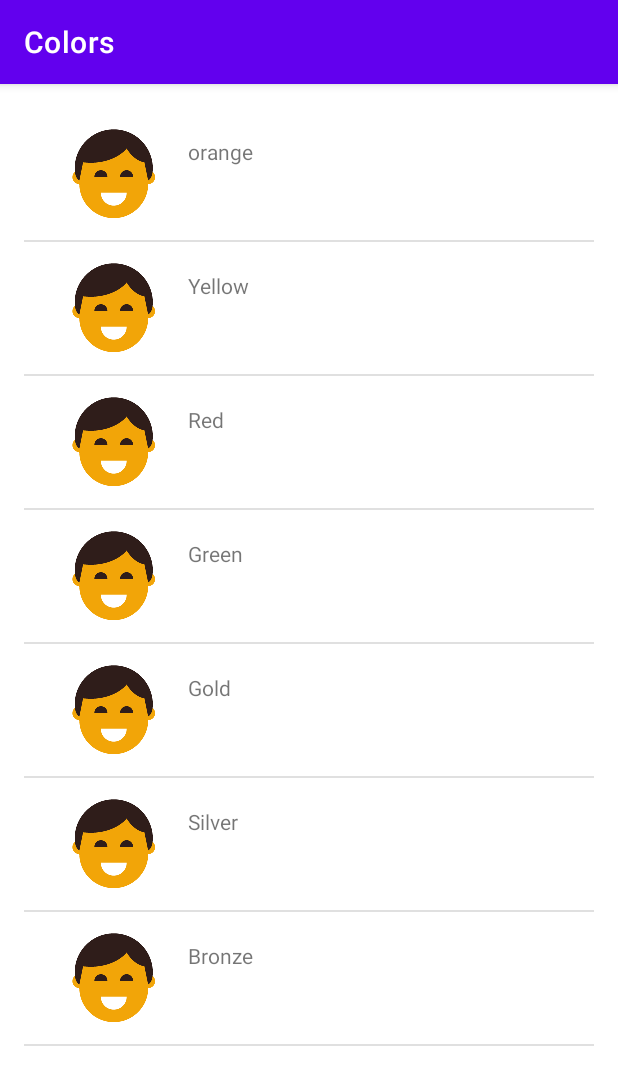
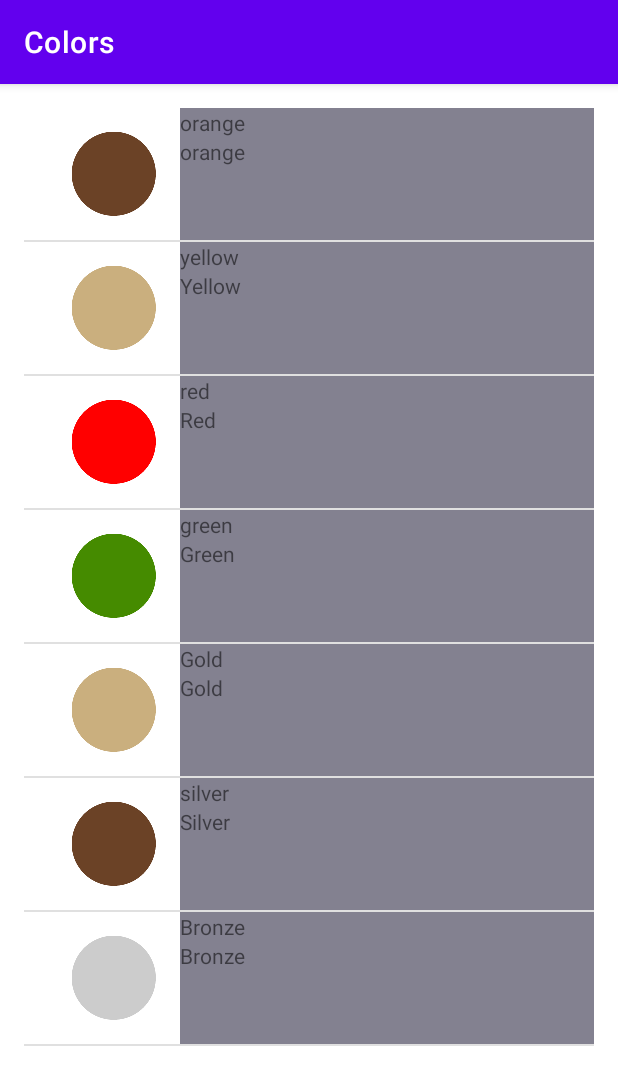
Before and after one commit to rabi04/Miwok-App, an Android app: the ColorsActivity screen opened directly, with no data from a screen before it, on a phone screen of 412 x 824 dp. Shown: the top 1085 px of the screen. Run offline under Robolectric (Android 15) with nearby library versions, the phone set to English and light mode, and no system bars.

Commit message:
Added color for each Activity layout and inserted dummy data to it.

```diff
--- a/app/src/main/java/com/example/miwokapp/ColorsActivity.java
+++ b/app/src/main/java/com/example/miwokapp/ColorsActivity.java
@@ -14,16 +14,16 @@ public class ColorsActivity extends AppCompatActivity {
     protected void onCreate(Bundle savedInstanceState) {
         super.onCreate(savedInstanceState);
         setContentView(R.layout.activity_colors);
-        ArrayList<Color> colorList = new ArrayList<Color>();
-        colorList.add(new Color("orange"));
-        colorList.add(new Color("Yellow"));
-        colorList.add(new Color("Red"));
-        colorList.add(new Color("Green"));
-        colorList.add(new Color("Gold"));
-        colorList.add(new Color("Silver"));
-        colorList.add(new Color("Bronze"));
+        ArrayList<Word> colorList = new ArrayList<Word>();
+        colorList.add(new Word("orange","orange",R.drawable.color_brown));
+        colorList.add(new Word("Yellow","yellow",R.drawable.color_dusty_yellow));
+        colorList.add(new Word("Red","red",R.drawable.color_red));
+        colorList.add(new Word("Green","green",R.drawable.color_green));
+        colorList.add(new Word("Gold","Gold",R.drawable.color_dusty_yellow));
+        colorList.add(new Word("Silver","silver",R.drawable.color_brown));
+        colorList.add(new Word("Bronze","Bronze",R.drawable.color_gray));
 
-        ColorAdapter colorListItem = new ColorAdapter(this,R.layout.list_item,colorList);
+        WordAdapter colorListItem = new WordAdapter(this, R.layout.list_item, colorList , R.color.category_colors);
         ListView colorListView =  findViewById(R.id.colorListView);
         colorListView.setAdapter(colorListItem);
     }
--- a/app/src/main/java/com/example/miwokapp/Word.java
+++ b/app/src/main/java/com/example/miwokapp/Word.java
@@ -3,10 +3,18 @@ package com.example.miwokapp;
 public class Word {
     private String mDefaultTranslation;
     private String mMiwokTranslation;
+    private int imageResourceId;
+    private boolean isphrases = true;
 
     public Word(String defaultTranslation, String miwokTranslation) {
         mDefaultTranslation = defaultTranslation;
         mMiwokTranslation = miwokTranslation;
+    }
+    public Word(String defaultTranslation, String miwokTranslation,int imageResourceId) {
+        mDefaultTranslation = defaultTranslation;
+        mMiwokTranslation = miwokTranslation;
+        this.imageResourceId = imageResourceId;
+        isphrases = false;
     }
     public String getDefaultTranslation() {
         return mDefaultTranslation;
@@ -14,4 +22,6 @@ public class Word {
     public String getmMiwokTranslation() {
         return mMiwokTranslation;
     }
+    public int getImageResourceId(){ return imageResourceId; }
+    public boolean isPhrasesActivity(){ return isphrases; }
 }
--- a/app/src/main/java/com/example/miwokapp/WordAdapter.java
+++ b/app/src/main/java/com/example/miwokapp/WordAdapter.java
@@ -5,6 +5,8 @@ import android.view.LayoutInflater;
 import android.view.View;
 import android.view.ViewGroup;
 import android.widget.ArrayAdapter;
+import android.widget.ImageView;
+import android.widget.LinearLayout;
 import android.widget.TextView;
 
 import androidx.annotation.NonNull;
@@ -14,9 +16,10 @@ import java.util.ArrayList;
 import java.util.List;
 
 public class WordAdapter extends ArrayAdapter<Word> {
-
-    public WordAdapter(@NonNull Context context, int resource, @NonNull ArrayList<Word> wordArrayList) {
+    private long color;
+    public WordAdapter(@NonNull Context context, int resource, @NonNull ArrayList<Word> wordArrayList,long color) {
         super(context, 0, wordArrayList);
+        this.color = color;
     }
 
     @NonNull
@@ -32,6 +35,14 @@ public class WordAdapter extends ArrayAdapter<Word> {
         miwokWord.setText(word.getmMiwokTranslation());
         TextView defaultWord = listItemView.findViewById(R.id.defaultWord);
         defaultWord.setText(word.getDefaultTranslation());
+        LinearLayout wordLinearLayout = listItemView.findViewById(R.id.wordLinearLayout);
+        wordLinearLayout.setBackgroundColor((int)color);
+        ImageView imageView = listItemView.findViewById(R.id.image);
+        imageView.setVisibility(View.GONE);
+        if(word.isPhrasesActivity() == false){
+            imageView.setVisibility(View.VISIBLE);
+            imageView.setImageResource(word.getImageResourceId());
+        }
         return listItemView;
     }
 }
--- a/app/src/main/res/layout/list_item.xml
+++ b/app/src/main/res/layout/list_item.xml
@@ -1,9 +1,7 @@
 <?xml version="1.0" encoding="utf-8"?>
 <LinearLayout xmlns:android="http://schemas.android.com/apk/res/android"
     android:layout_width="match_parent"
-    android:layout_height="wrap_content"
-    android:layout_marginTop="10dp"
-    android:layout_marginLeft="10dp"
+    android:layout_height="match_parent"
     android:orientation="horizontal">
     <ImageView
         android:layout_width="wrap_content"
@@ -12,18 +10,17 @@
         android:id="@+id/image"
         android:paddingLeft="16dp"/>
     <LinearLayout
-        android:layout_width="wrap_content"
-        android:layout_height="wrap_content"
-        android:orientation="vertical">
+        android:layout_width="match_parent"
+        android:layout_height="match_parent"
+        android:orientation="vertical"
+        android:id="@+id/wordLinearLayout">
         <TextView
             android:layout_width="match_parent"
             android:layout_height="wrap_content"
-            android:paddingLeft="5dp"
             android:id="@+id/miwokWord"/>
         <TextView
             android:layout_width="match_parent"
             android:layout_height="wrap_content"
-            android:paddingLeft="5dp"
             android:id="@+id/defaultWord"/>
     </LinearLayout>
 </LinearLayout>
```
Also changed, not shown: app/src/main/java/com/example/miwokapp/FamilyActivity.java (+17 -0 lines), app/src/main/java/com/example/miwokapp/NumbersActivity.java (+11 -5 lines), app/src/main/java/com/example/miwokapp/PhrasesActivity.java (+13 -0 lines), app/src/main/res/layout/activity_family.xml (+8 -4 lines), app/src/main/res/layout/activity_phrases.xml (+8 -4 lines).
